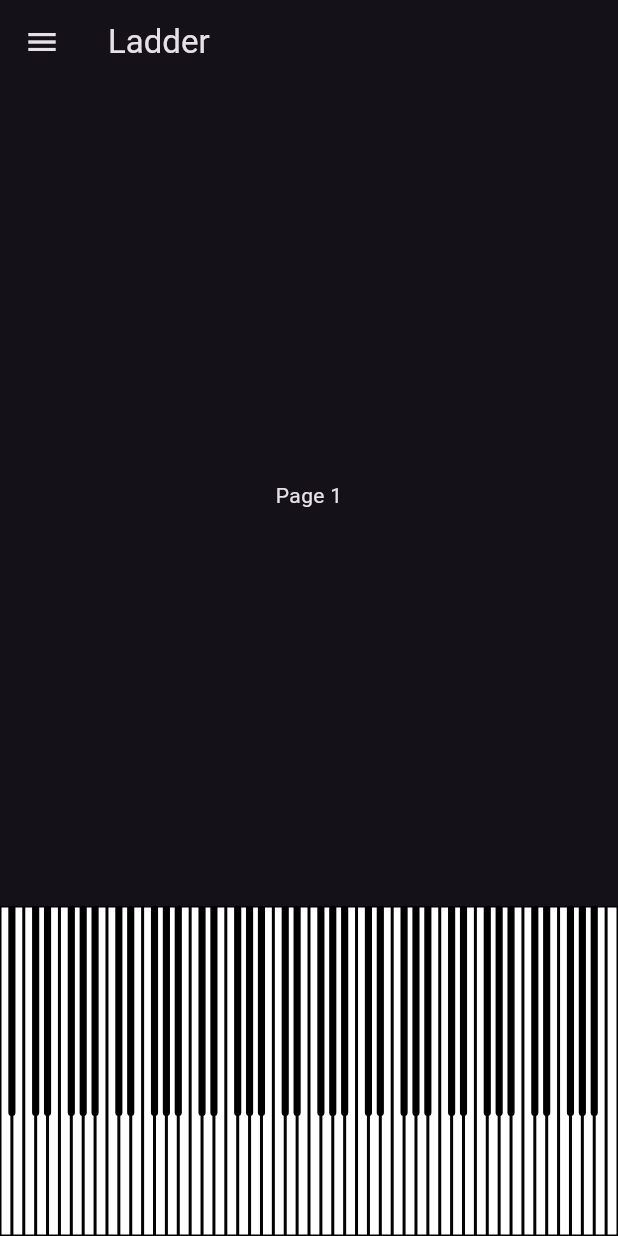
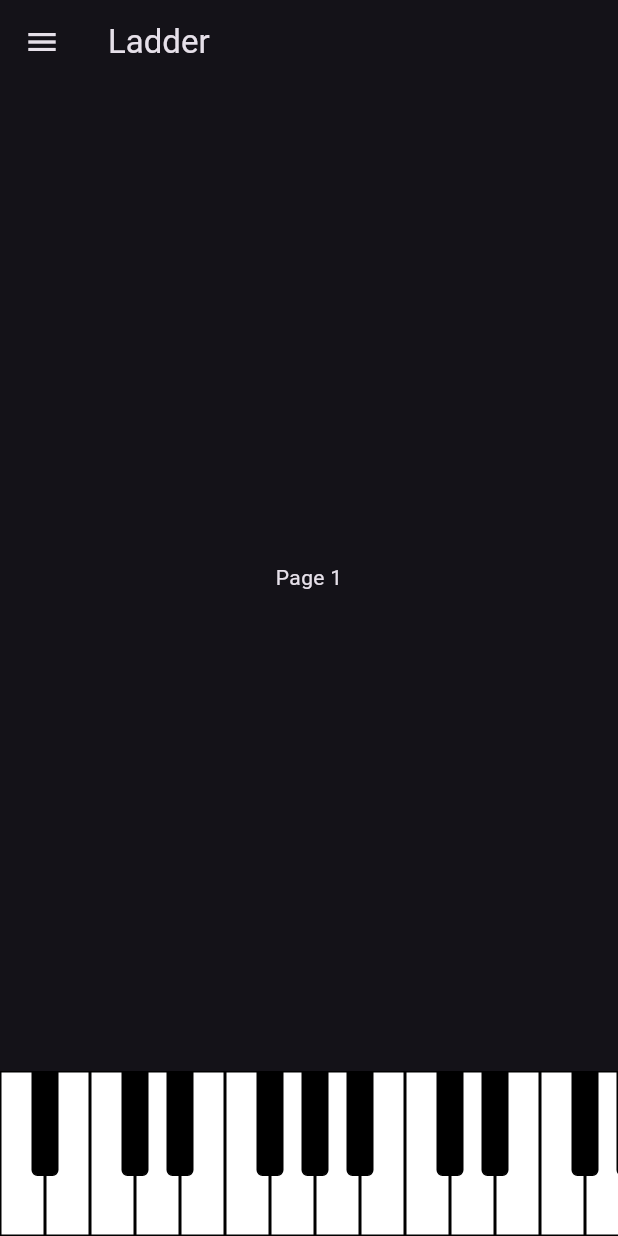
Before and after one commit to awilson96/jacobs_ladder, a Flutter app: the screen it shows after launch, on a phone screen of 412 x 824 dp. Run offline on Flutter 3.47's test engine with Material 3 defaults, Android fonts, the phone set to English and light mode, and no system bars.

Commit message:
Made piano scrollable

```diff
--- a/jacobs_ladder/ladder/lib/pages/page1.dart
+++ b/jacobs_ladder/ladder/lib/pages/page1.dart
@@ -6,12 +6,21 @@ class Page1 extends StatelessWidget {
 
   @override
   Widget build(BuildContext context) {
+    const minPianoWidth = 1560.0; // 52 white keys × 30 px minimum each
+
     return Column(
       children: [
         Expanded(
           child: Center(child: Text('Page 1')),
         ),
-        const Piano(), // piano at bottom
+        // Piano with minimum width and horizontal scroll fallback
+        SingleChildScrollView(
+          scrollDirection: Axis.horizontal,
+          child: ConstrainedBox(
+            constraints: BoxConstraints(minWidth: minPianoWidth),
+            child: const Piano(),
+          ),
+        ),
       ],
     );
   }
--- a/jacobs_ladder/ladder/lib/widgets/piano.dart
+++ b/jacobs_ladder/ladder/lib/widgets/piano.dart
@@ -14,12 +14,18 @@ class _PianoState extends State<Piano> {
   @override
   Widget build(BuildContext context) {
     final screenWidth = MediaQuery.of(context).size.width;
-    final whiteKeyCount = 52; // total white keys on an 88-key piano
-    final whiteKeyWidth = screenWidth / whiteKeyCount;
+    final usableWidth = screenWidth < 1560 ? 1560 : screenWidth;
+    final whiteKeyWidth = usableWidth / 52;
 
-    final whiteKeyHeight = 220.0; // arbitrary fixed height for white keys
-    final blackKeyHeight = whiteKeyHeight * (3.5 / 5.5); // scale according to real-world ratio
-    final blackKeyWidth = whiteKeyWidth * 0.6; // keep width ratio as before
+
+    // Original heights (real-world proportions)
+    final originalWhiteKeyHeight = 220.0;
+    final originalBlackKeyHeight = originalWhiteKeyHeight * (3.5 / 5.5);
+
+    // Scale down vertically by 50%
+    final whiteKeyHeight = originalWhiteKeyHeight * 0.5; // 110 px
+    final blackKeyHeight = originalBlackKeyHeight * 0.5; // ~70 px
+    final blackKeyWidth = whiteKeyWidth * 0.6; // width ratio unchanged
 
     final whiteKeys = [
       'A', 'B',
```
